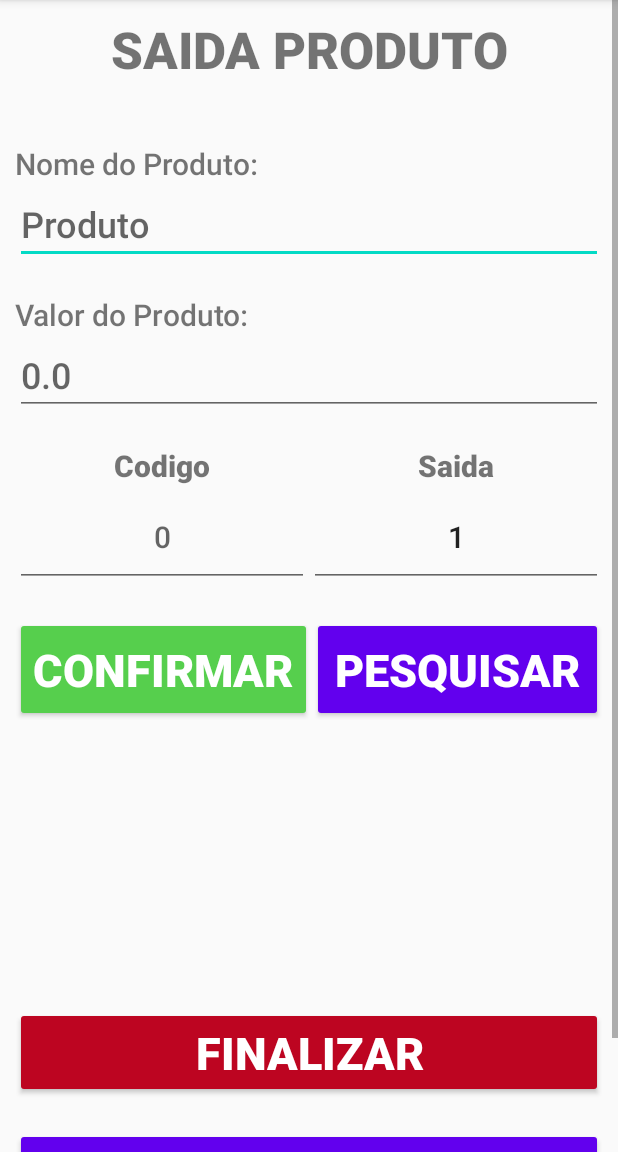
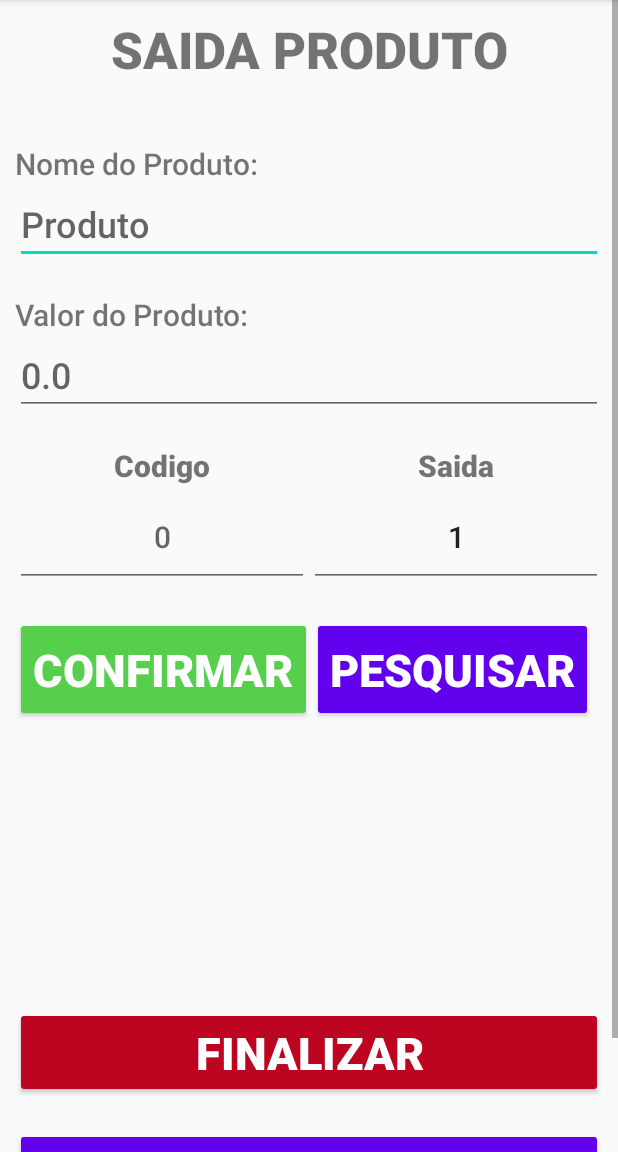
Before and after one commit to CarlosEduardoCampos/Android_App_Estoque, an Android app: the TelaSaida screen opened directly, with no data from a screen before it, on a phone screen of 412 x 824 dp, the part 84-1236 px from its top. Run offline under Robolectric (Android 15) with nearby library versions, the phone set to English and light mode, and no system bars.

Commit message:
Corrige a atualização da lista de estoque baixo, botão delete e mensagens de sucesso

```diff
--- a/app/src/main/java/com/example/meuestoque/MainActivity.java
+++ b/app/src/main/java/com/example/meuestoque/MainActivity.java
@@ -135,6 +135,10 @@ public class MainActivity extends AppCompatActivity {
             titulo_estoque_baixo.setVisibility(View.VISIBLE);
             listaEstoqueBaixo.setVisibility(View.VISIBLE);
         }
+        else{
+            listaEstoqueBaixo.setVisibility(View.GONE);
+            titulo_estoque_baixo.setVisibility(View.GONE);
+        }
     }
 
     // Cria uma intent e passa as informaçõe de um produto localizado na lista
--- a/app/src/main/java/com/example/meuestoque/TelaEditar.java
+++ b/app/src/main/java/com/example/meuestoque/TelaEditar.java
@@ -98,6 +98,7 @@ public class TelaEditar extends AppCompatActivity {
     public void deletarProduto(View v){
         produto.deletar();
         limparDados();
+        this.finish();
     }
 
     // Volta para a tela anterior matando a tela atual
--- a/app/src/main/java/com/example/meuestoque/models/Produtos.java
+++ b/app/src/main/java/com/example/meuestoque/models/Produtos.java
@@ -178,7 +178,7 @@ public class Produtos {
         }
         finally {
             // Mensagem de sucesso
-            Toast.makeText(activity,"Contato deletado com sucesso",Toast.LENGTH_SHORT).show();
+            Toast.makeText(activity,"Contato editado com sucesso",Toast.LENGTH_SHORT).show();
         }
     }
 
--- a/app/src/main/res/layout/activity_tela_saida.xml
+++ b/app/src/main/res/layout/activity_tela_saida.xml
@@ -170,7 +170,7 @@
 
                 <Button
                     android:id="@+id/btn_buscar"
-                    android:layout_width="match_parent"
+                    android:layout_width="wrap_content"
                     android:layout_height="70dp"
                     android:layout_marginBottom="20dp"
                     android:backgroundTint="@color/purple_500"
```
